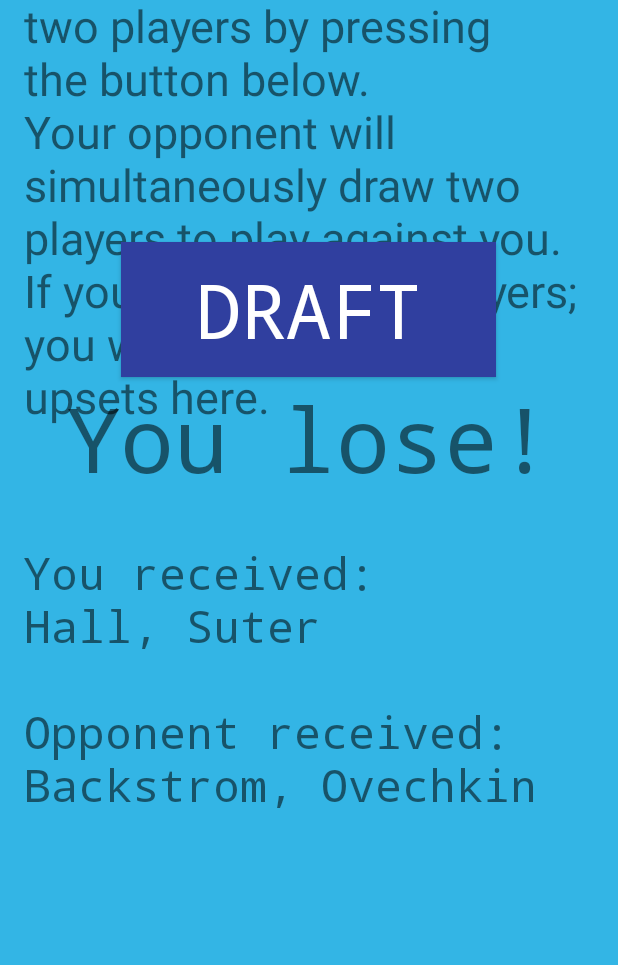
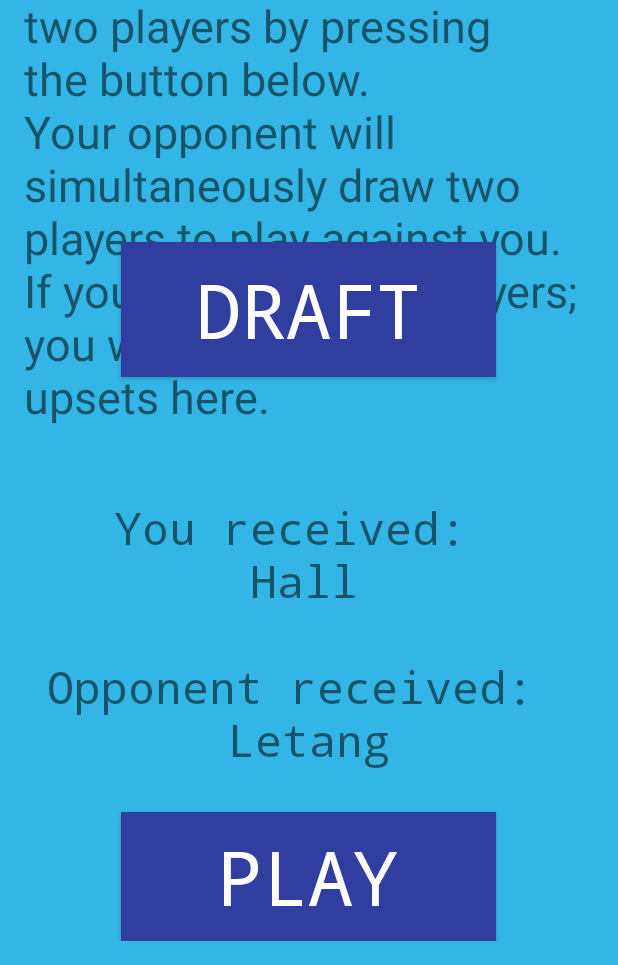
Before and after one commit to jamesannal/Hockey_Card_Game, an Android app: the screen it shows after launch (MainActivity), after a tap on "DRAFT", on a phone screen of 412 x 824 dp, the part 271-1236 px from its top. Run offline under Robolectric (Android 15) with nearby library versions, the phone set to English and light mode, and no system bars.

```diff
--- a/app/src/main/AndroidManifest.xml
+++ b/app/src/main/AndroidManifest.xml
@@ -9,7 +9,6 @@
         android:supportsRtl="true"
         android:theme="@style/AppTheme">
         <activity android:name=".MainActivity">
-            <uses-permission android:name="android.permission.VIBRATE"/>
             <intent-filter>
                 <action android:name="android.intent.action.MAIN" />
 
--- a/app/src/main/java/example/codeclan/com/sports_cards/DraftPool.java
+++ b/app/src/main/java/example/codeclan/com/sports_cards/DraftPool.java
@@ -40,6 +40,7 @@ public class DraftPool {
         Card card = cards.get(0);
         user.draftCardToTeam(card);
         cards.remove(0);
+        setUpDraft();
         return card;
     }
 
--- a/app/src/main/java/example/codeclan/com/sports_cards/Game.java
+++ b/app/src/main/java/example/codeclan/com/sports_cards/Game.java
@@ -1,8 +1,6 @@
 package example.codeclan.com.sports_cards;
 
 
-import android.content.Context;
-import android.os.Vibrator;
 import android.util.Log;
 
 import java.util.ArrayList;
@@ -17,7 +15,7 @@ public class Game {
     private ArrayList<User> users;
     public User user1;
     public User computer;
-    private History history;
+//    private History history;
 
 
     public Game(String playerName, String computer, Team userTeam, Team computerTeam){
@@ -25,9 +23,7 @@ public class Game {
         this.computer = new User(computer, computerTeam);
         this.draftPool = new DraftPool(new ArrayList<Card>());
         this.users = new ArrayList<User>();
-        this.history = new History();
-
-
+//        this.history = new History();
     }
 
 
@@ -42,15 +38,25 @@ public class Game {
     public String deal(){ //turn to string and put in the players picked
         Card card;
         for (User user: users) {
-            history.add(user.getUserName());
+            user.getTeam().getCards().clear();
 
-            card = draftPool.dealCard(user1);
-            history.add(card.toString());
-            System.out.println(user1.getUserName() + " received " + card.getPlayerDisplay() + "");
+//            history.add(user.getUserName());
 
-            card = draftPool.dealCard(computer);
-            history.add(card.toString());
-            System.out.println(computer.getUserName() + " received " + card.getPlayerDisplay() + "");
+            card = draftPool.dealCard(user);
+//            history.add(card.toString());
+            System.out.println(user.getUserName() + " received " + card.getPlayerDisplay() + "");
+
+//            card = draftPool.dealCard(computer);
+//            history.add(card.toString());
+//            System.out.println(computer.getUserName() + " received " + card.getPlayerDisplay() + "");
+
+//            card = draftPool.dealCard(user1);
+//            history.add(card.toString());
+//            System.out.println(user1.getUserName() + " received " + card.getPlayerDisplay() + "");
+//
+//            card = draftPool.dealCard(computer);
+//            history.add(card.toString());
+//            System.out.println(computer.getUserName() + " received " + card.getPlayerDisplay() + "");
         }
         return ("" + user1.getUserName() + " received: " + "\r\n" + user1.getTeam().getCardStringified() + "\r\n " + "\r\n" + "" + computer.getUserName() + " received: " + "\r\n" + computer.getTeam().getCardStringified() + "").replaceAll("\\[|\\]", "");
     }
@@ -70,7 +76,7 @@ public class Game {
 
     public String play(){
         findWinner();
-        history.showResults();
+//        history.showResults();
         String result = findWinner();
         Log.d(getClass().toString(), result.toString());
         return result;
--- a/app/src/main/java/example/codeclan/com/sports_cards/History.java
+++ b/app/src/main/java/example/codeclan/com/sports_cards/History.java
@@ -20,7 +20,8 @@ public class History {
     public void showResults() {
         for (String result : results) {
             System.out.println(result);
+
         }
-
+        this.results.clear();
     }
 }
--- a/app/src/main/java/example/codeclan/com/sports_cards/MainActivity.java
+++ b/app/src/main/java/example/codeclan/com/sports_cards/MainActivity.java
@@ -19,6 +19,10 @@ public class MainActivity extends AppCompatActivity {
     TextView playerShow;
     Button offTheGlass;
     Button takeThemOn;
+    Team userTeam = new Team();
+    Team computerTeam = new Team();
+    Game game = new Game("You", "Opponent", userTeam, computerTeam);
+
 
     @Override
     protected void onCreate(Bundle savedInstanceState) {
@@ -27,8 +31,9 @@ public class MainActivity extends AppCompatActivity {
 
         title = (TextView)findViewById(R.id.title_text);
         Intent intent;
-//        Bundle extras = intentent.getExtras();
-        Game game;
+//        Bundle extras = intent.getExtras();
+//        Game game = new Game("You", "Opponent", userTeam, computerTeam);
+
 
         explain = (TextView)findViewById(R.id.game_explain);
         draftCard = (Button)findViewById(R.id.draft_card);
@@ -41,24 +46,35 @@ public class MainActivity extends AppCompatActivity {
 
     public void onDraftButtonPressed(View button) {
         Log.d(getClass().toString(), draftCard.getText().toString());
-        Team userTeam = new Team();
-        Team computerTeam = new Team();
-        Game game = new Game("You", "Opponent", userTeam, computerTeam);
+//        Team userTeam = new Team();
+//        Team computerTeam = new Team();
+        userTeam.getCards().clear();
+        computerTeam.getCards().clear();
         game.setUpGame();
         String result2 = game.deal();
-        String result = game.play();
-        Log.d("game.play result", result);
+//        String result = game.play();
+//        Log.d("game.play result", result);
 
         Log.d("game.deal result", result2);
-        show.setText(result);
+//        show.setText(result);
         playerShow.setText(result2);
     }
 
-//    public void onPlayButtonPressed(View button) {
-//
-//        String result = game.play();
-//        Log.d("game.play result", result);
-//        show.setText(result);
-//
+    public void onTakeThemOnButtonPressed(View button) {
+
+        String result = game.play();
+        Log.d("game.play result", result);
+        show.setText(result);
+
+    }
+
+//    public void onOffTheGlassButtonPressed(View button) {
+//        Team userTeam = new Team();
+//        Team computerTeam = new Team();
+//        Game game = new Game("You", "Opponent", userTeam, computerTeam);
+//        game.setUpGame();
+//        String result2 = game.deal();
+//        Log.d("game.deal result", result2);
+//        playerShow.setText(result2);
 //    }
 }
--- a/app/src/main/res/layout/activity_main.xml
+++ b/app/src/main/res/layout/activity_main.xml
@@ -48,6 +48,36 @@
     android:textColor="@android:color/white"
     android:fontFamily="monospace"
     />
+
+    <Button
+        android:id="@+id/play_them"
+        android:text="@string/play_them"
+        android:onClick="onTakeThemOnButtonPressed"
+        android:layout_width="250sp"
+        android:layout_height="180sp"
+        android:layout_centerHorizontal="true"
+        android:layout_marginTop="650sp"
+        android:textSize="50sp"
+        android:background="@color/colorPrimaryDark"
+        android:textColor="@android:color/white"
+        android:fontFamily="monospace"
+        />
+
+    <!--<Button-->
+        <!--android:id="@+id/off_the_glass"-->
+        <!--android:text="@string/off_the_glass"-->
+        <!--android:onClick="onOffTheGlassButtonPressed"-->
+        <!--android:layout_width="250sp"-->
+        <!--android:layout_height="180sp"-->
+        <!--android:layout_marginLeft="300sp"-->
+        <!--android:layout_marginStart="300sp"-->
+        <!--android:layout_marginTop="650sp"-->
+        <!--android:textSize="50sp"-->
+        <!--android:background="@color/colorPrimaryDark"-->
+        <!--android:textColor="@android:color/white"-->
+        <!--android:fontFamily="monospace"-->
+        <!--/>-->
+
     <TextView
         android:id="@id/result_box"
         android:layout_width="wrap_content"
@@ -56,16 +86,20 @@
         android:text="@string/show"
         android:layout_centerHorizontal="true"
         android:textSize="60sp"
+        android:freezesText="true"
         android:fontFamily="monospace"/>
 
     <TextView
         android:id="@id/player_box"
-        android:layout_width="450sp"
+        android:layout_width="wrap_content"
         android:layout_height="wrap_content"
-        android:layout_marginTop="470sp"
+        android:layout_marginTop="440sp"
         android:text="@string/playerShow"
         android:layout_centerHorizontal="true"
         android:textSize="30sp"
+        android:textAlignment="center"
+        android:freezesText="true"
         android:fontFamily="monospace"/>
 
+
 </RelativeLayout>
--- a/app/src/main/res/values/ids.xml
+++ b/app/src/main/res/values/ids.xml
@@ -6,4 +6,6 @@
     <item name="result_answer" type="id">BLAH</item>
     <item name="result_box" type="id">RESULT</item>
     <item name="player_box" type="id">RESULT FROM PLAYER</item>
+    <item name="off_the_glass" type="id">Re-Roll</item>
+
 </resources>
--- a/app/src/main/res/values/strings.xml
+++ b/app/src/main/res/values/strings.xml
@@ -5,4 +5,6 @@
     <string name="draft_your_player">DRAFT</string>
     <string name="show">""</string>
     <string name="playerShow">""</string>
+    <string name="play_them">PLAY</string>
+    <string name="off_the_glass">OFF THE GLASS</string>
 </resources>
```
Also changed, not shown: app/src/main/java/example/codeclan/com/sports_cards/Team.java (+0 -10 lines). Lines whose indentation alone changed are shown as unchanged.
